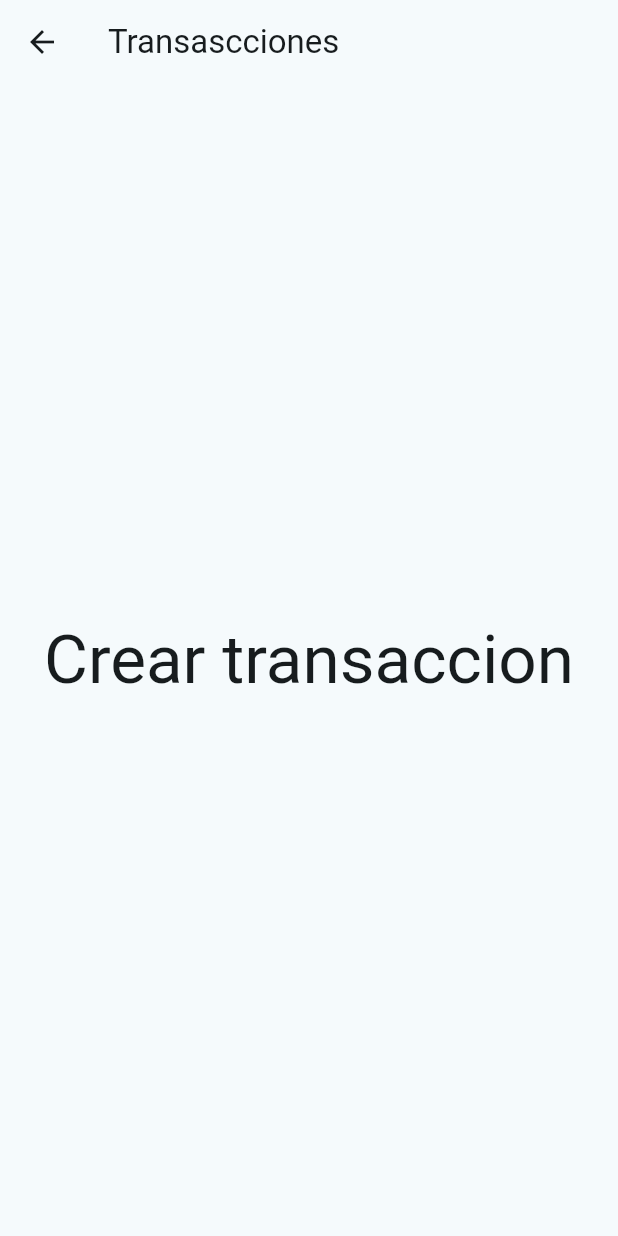
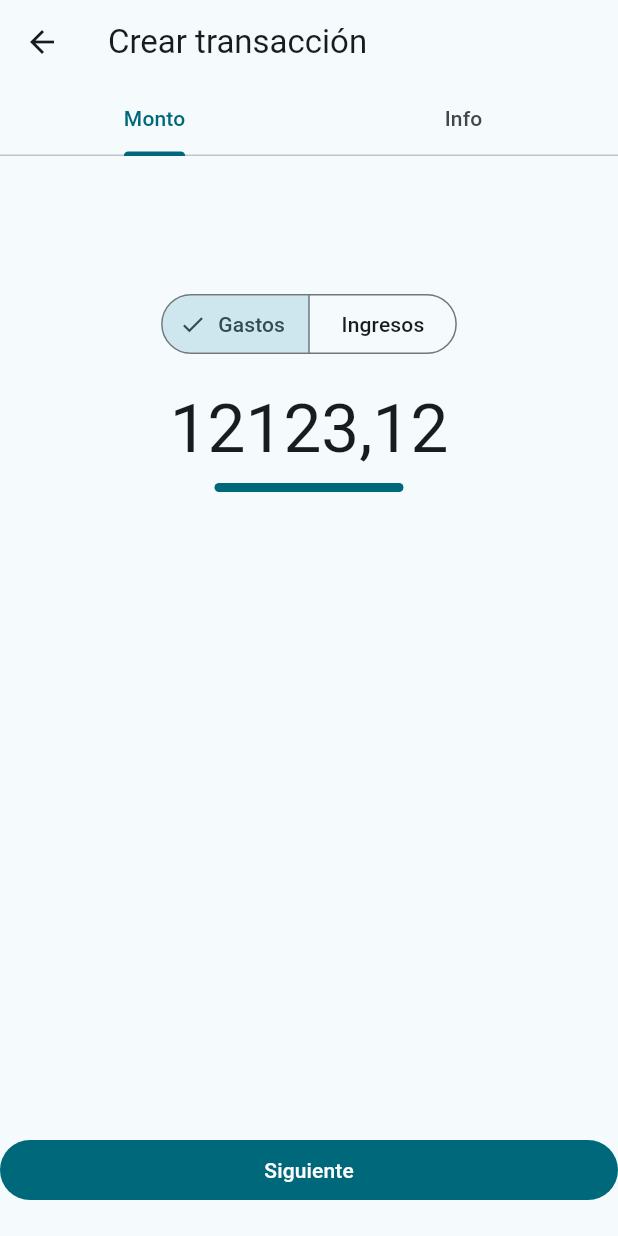
Before and after one commit to jeantivan/flutter-project, a Flutter app: the CreateTransaction screen opened by its route, on a phone screen of 412 x 824 dp. Run offline on Flutter 3.47's test engine with Material 3 defaults, Android fonts, the phone set to English and light mode, and no system bars; our stand-ins replace timeago.

Commit message:
CHANGE: Trabajando en la vista para Crear transacciones

```diff
--- a/lib/pages/create_transaction.dart
+++ b/lib/pages/create_transaction.dart
@@ -1,20 +1,131 @@
+import 'package:flutter/cupertino.dart';
 import 'package:flutter/material.dart';
+import 'package:flutter/widgets.dart';
 
-class CreateTransaction extends StatelessWidget {
+enum TransactionType {
+  income,
+  expense,
+}
+
+class MontoView extends StatefulWidget {
+  const MontoView({super.key});
+
+  @override
+  State<MontoView> createState() => _MontoViewState();
+}
+
+class _MontoViewState extends State<MontoView> {
+  TransactionType transactionType = TransactionType.expense;
+
+  @override
+  Widget build(BuildContext context) {
+    final theme = Theme.of(context);
+    return Column(
+      children: [
+        const SizedBox(
+          height: 88,
+        ),
+        SegmentedButton(
+          segments: const [
+            ButtonSegment(
+                value: TransactionType.expense, label: Text("Gastos")),
+            ButtonSegment(
+                value: TransactionType.income, label: Text("Ingresos"))
+          ],
+          selected: <TransactionType>{transactionType},
+          onSelectionChanged: (newSelection) {
+            setState(() {
+              transactionType = newSelection.first;
+            });
+          },
+        ),
+        const SizedBox(
+          height: 20,
+        ),
+        Column(
+          children: [
+            Text(
+              "12123,12",
+              style: theme.textTheme.displayMedium,
+            ),
+            const SizedBox(
+              height: 10,
+            ),
+            Container(
+              width: 126,
+              height: 6,
+              decoration: BoxDecoration(
+                  borderRadius: BorderRadius.circular(20),
+                  color: theme.colorScheme.primary),
+            )
+          ],
+        ),
+        const Spacer(),
+        Row(
+          children: [
+            Expanded(
+                child: FilledButton(
+                    onPressed: () {}, child: const Text("Siguiente"))),
+          ],
+        ),
+        SizedBox(
+          height: 20,
+        )
+      ],
+    );
+  }
+}
+
+class CreateTransaction extends StatefulWidget {
   const CreateTransaction({super.key});
+
+  @override
+  State<CreateTransaction> createState() => _CreateTransactionState();
+}
+
+class _CreateTransactionState extends State<CreateTransaction>
+    with TickerProviderStateMixin {
+  late final TabController _tabController;
+  final int pageIndex = 0;
+
+  @override
+  void initState() {
+    super.initState();
+    _tabController = TabController(length: 2, vsync: this, initialIndex: 0);
+  }
+
+  @override
+  void dispose() {
+    _tabController.dispose();
+    super.dispose();
+  }
 
   @override
   Widget build(BuildContext context) {
     return Scaffold(
-      appBar: AppBar(
-        title: Text("Transascciones"),
-      ),
-      body: Center(
-        child: Text(
-          "Crear transaccion",
-          style: Theme.of(context).textTheme.displayMedium,
+        appBar: AppBar(
+          title: const Text("Crear transacción"),
+          bottom: TabBar(
+            controller: _tabController,
+            tabs: [
+              Tab(child: Text("Monto")),
+              Tab(
+                child: Text("Info"),
+              )
+            ],
+          ),
         ),
-      ),
-    );
+        body: TabBarView(
+          controller: _tabController,
+          children: [
+            MontoView(),
+            Center(
+              child: Text(
+                "Paso 2",
+                style: Theme.of(context).textTheme.displayMedium,
+              ),
+            ),
+          ],
+        ));
   }
 }
```
